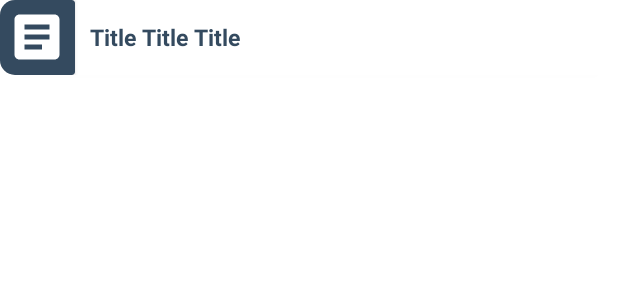
After one commit to rizkinahayyuni/mecourse, an Android app: the layout list_material_row.xml on its own in the app's theme, with its tools: preview values and no code run, on a phone screen of 412 x 824 dp. The commit adds this screen. Shown: the top 300 px of the screen. Run offline under Robolectric (Android 15) with nearby library versions, the phone set to English and light mode, and no system bars.

Commit message:
menambahkan fitur search dan memperbaiki fitur list materi course

```diff
--- /dev/null
+++ b/app/src/main/res/layout/list_material_row.xml
@@ -0,0 +1,55 @@
+<?xml version="1.0" encoding="utf-8"?>
+<androidx.cardview.widget.CardView
+    xmlns:android="http://schemas.android.com/apk/res/android"
+    android:layout_width="match_parent"
+    android:layout_height="wrap_content"
+    xmlns:app="http://schemas.android.com/apk/res-auto"
+    app:cardCornerRadius="10dp"
+    android:elevation="10dp"
+    android:layout_marginBottom="10dp">
+
+    <LinearLayout
+        android:layout_width="match_parent"
+        android:layout_height="wrap_content"
+        android:orientation="horizontal">
+
+        <androidx.cardview.widget.CardView
+            android:layout_width="50dp"
+            android:layout_height="50dp"
+            android:backgroundTint="@color/anchor_navy"
+            >
+
+            <ImageView
+                android:id="@+id/img_lm"
+                android:layout_width="40dp"
+                android:layout_height="40dp"
+                android:src="@drawable/ic_article"
+                android:scaleType="centerCrop"
+                android:layout_gravity="center"
+                />
+
+        </androidx.cardview.widget.CardView>
+
+        <LinearLayout
+            android:layout_width="match_parent"
+            android:layout_height="wrap_content"
+            android:orientation="vertical"
+            android:padding="10dp"
+            android:layout_gravity="center"
+            >
+
+            <TextView
+                android:id="@+id/lm_title"
+                android:layout_width="match_parent"
+                android:layout_height="wrap_content"
+                android:text="Title Title Title"
+                android:textColor="@color/anchor_navy"
+                android:textStyle="bold"
+                android:textSize="15sp"
+                />
+
+        </LinearLayout>
+
+    </LinearLayout>
+
+</androidx.cardview.widget.CardView>
```
Also changed, not shown: app/src/main/java/org/aplas/mecourse/ListMaterialFragment.java (+33 -0 lines), app/src/main/java/org/aplas/mecourse/listMaterialAdapter.java (added, +52 -0 lines), app/src/main/java/org/aplas/mecourse/listMaterialModel.java (added, +94 -0 lines), app/src/main/res/drawable-v24/custom_search.xml (added, +10 -0 lines), app/src/main/res/layout/fragment_list_material.xml (+37 -9 lines).
